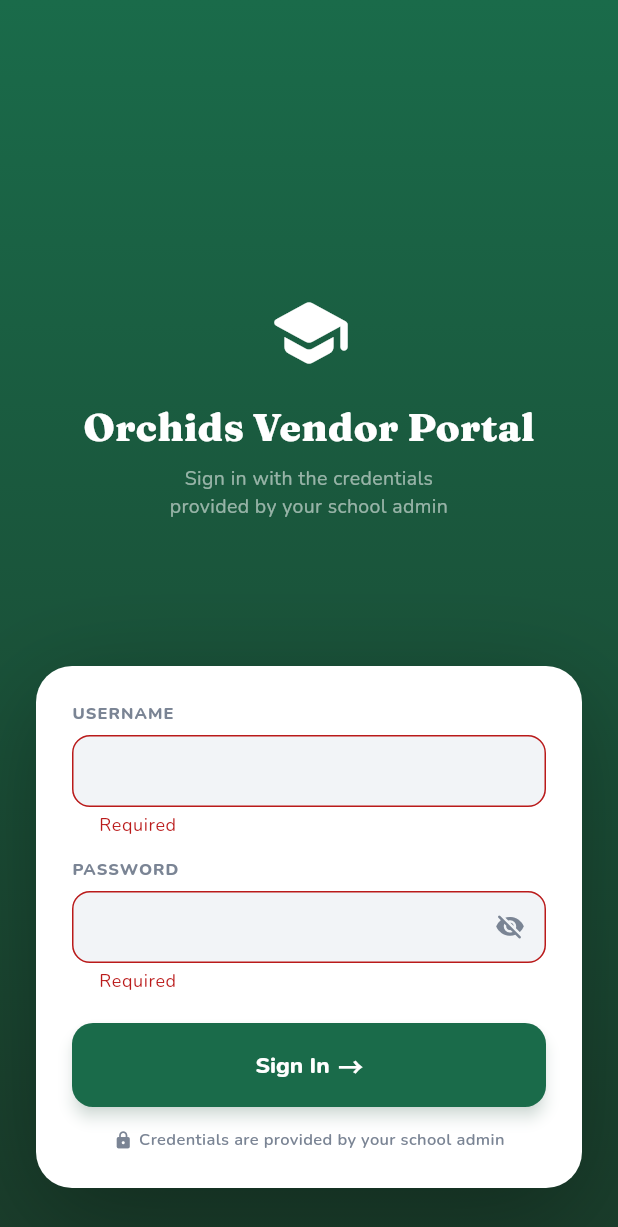
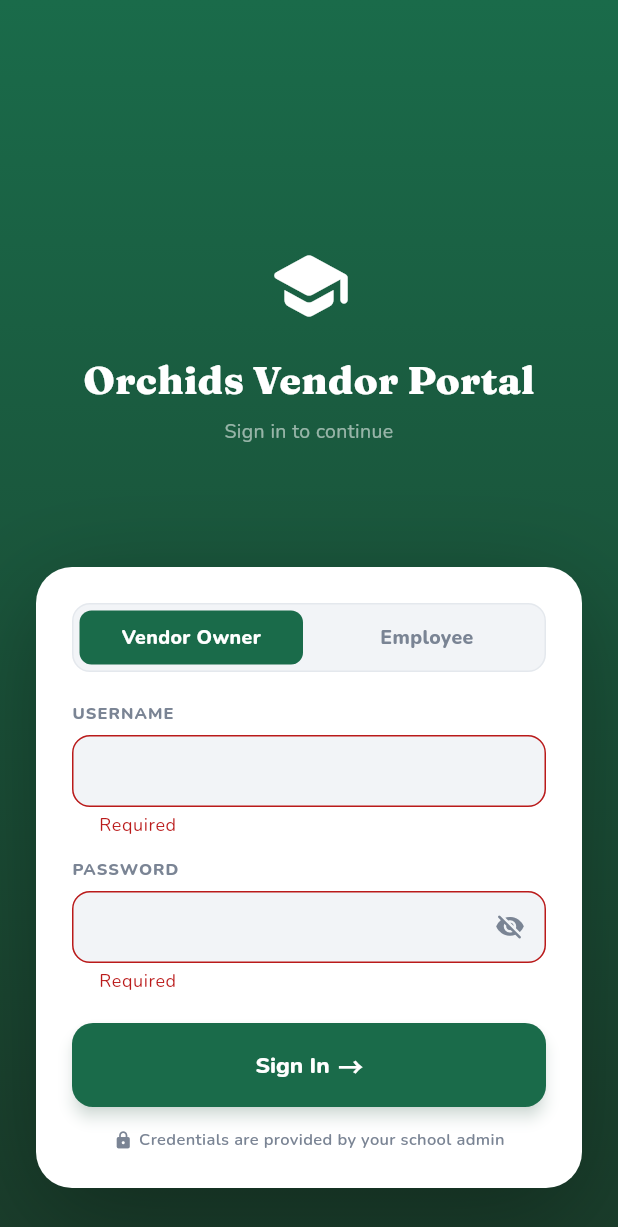
Before and after one commit to Nagarjun-Devulapalli/Vendor-App, a Flutter app: the screen it shows after launch, after a tap on "Sign In", on a phone screen of 412 x 824 dp. Shown: the top 1227 px of the screen. Run offline on Flutter 3.47's test engine with Material 3 defaults, Android fonts, the phone set to English and light mode, and no system bars; our stand-ins replace google_fonts, image_picker, shared_preferences; accounts and stored records are empty.

Commit message:
Add role-based login UI with tab toggle and fix auth flow
- Login screen: tab toggle (Vendor Owner / Employee) with animated selection
- Role mismatch: validated inside auth.login() before notifyListeners fires
- Wrong credentials: shown inline in form, fields auto-cleared on failure
- AuthProvider: separate isInitializing flag for splash screen (fixes state loss during login)
- main.dart: use isInitializing for splash, preserving LoginScreen state during login attempts

Co-Authored-By: Claude Sonnet 4.6 <noreply@anthropic.com>

```diff
--- a/vendor-app/lib/main.dart
+++ b/vendor-app/lib/main.dart
@@ -9,7 +9,7 @@ import 'screens/employee_dashboard.dart';
 import 'theme/app_theme.dart';
 
 void main() {
-  GoogleFonts.config.allowRuntimeFetching = false;
+  GoogleFonts.config.allowRuntimeFetching = true;
   runApp(
     MultiProvider(
       providers: [
@@ -42,7 +42,7 @@ class _VendorAppState extends State<VendorApp> {
       theme: AppTheme.theme,
       home: Consumer<AuthProvider>(
         builder: (ctx, auth, _) {
-          if (auth.isLoading) {
+          if (auth.isInitializing) {
             return Scaffold(
               backgroundColor: AppColors.green,
               body: Center(
--- a/vendor-app/lib/providers/auth_provider.dart
+++ b/vendor-app/lib/providers/auth_provider.dart
@@ -6,29 +6,42 @@ import '../services/auth_service.dart';
 class AuthProvider extends ChangeNotifier {
   User? _user;
   bool _isLoading = false;
+  bool _isInitializing = true;
   String? _error;
 
   User? get user => _user;
   bool get isLoading => _isLoading;
+  bool get isInitializing => _isInitializing;
   bool get isAuthenticated => _user != null;
   String? get error => _error;
 
-  Future<bool> login(String username, String password) async {
+  Future<bool> login(String username, String password, {String? expectedRole}) async {
     _isLoading = true;
     _error = null;
     notifyListeners();
 
     try {
       final data = await ApiService.login(username, password);
+      final userData = data['user'] as Map<String, dynamic>;
+      final user = User.fromJson(userData);
+
+      // Role mismatch check before setting user
+      if (expectedRole != null && user.role != expectedRole) {
+        final expected = expectedRole == 'vendor_owner' ? 'Vendor Owner' : 'Employee';
+        _error = 'These credentials are not valid for $expected login';
+        _isLoading = false;
+        notifyListeners();
+        return false;
+      }
+
       await AuthService.saveTokens(data['access'], data['refresh']);
-      final userData = data['user'] as Map<String, dynamic>;
       await AuthService.saveUser(userData);
-      _user = User.fromJson(userData);
+      _user = user;
       _isLoading = false;
       notifyListeners();
       return true;
     } catch (e) {
-      _error = e.toString().replaceFirst('Exception: ', '');
+      _error = 'Wrong credentials. Please try again.';
       _isLoading = false;
       notifyListeners();
       return false;
@@ -43,13 +56,13 @@ class AuthProvider extends ChangeNotifier {
   }
 
   Future<void> tryAutoLogin() async {
-    _isLoading = true;
+    _isInitializing = true;
     notifyListeners();
 
     try {
       final token = await AuthService.getAccessToken();
       if (token == null) {
-        _isLoading = false;
+        _isInitializing = false;
         notifyListeners();
         return;
       }
@@ -73,7 +86,7 @@ class AuthProvider extends ChangeNotifier {
       await AuthService.clear();
     }
 
-    _isLoading = false;
+    _isInitializing = false;
     notifyListeners();
   }
 }
--- a/vendor-app/lib/screens/login_screen.dart
+++ b/vendor-app/lib/screens/login_screen.dart
@@ -15,6 +15,8 @@ class _LoginScreenState extends State<LoginScreen> {
   final _usernameController = TextEditingController();
   final _passwordController = TextEditingController();
   bool _obscurePassword = true;
+  String _selectedRole = 'vendor_owner';
+  String? _errorMessage;
 
   @override
   void dispose() {
@@ -25,20 +27,17 @@ class _LoginScreenState extends State<LoginScreen> {
 
   Future<void> _login() async {
     if (!_formKey.currentState!.validate()) return;
+    setState(() => _errorMessage = null);
     final auth = context.read<AuthProvider>();
     final success = await auth.login(
       _usernameController.text.trim(),
       _passwordController.text,
+      expectedRole: _selectedRole,
     );
     if (!success && mounted) {
-      ScaffoldMessenger.of(context).showSnackBar(
-        SnackBar(
-          content: Text(auth.error ?? 'Login failed'),
-          backgroundColor: AppColors.red,
-          behavior: SnackBarBehavior.floating,
-          shape: RoundedRectangleBorder(borderRadius: BorderRadius.circular(12)),
-        ),
-      );
+      _usernameController.text = '';
+      _passwordController.text = '';
+      setState(() => _errorMessage = auth.error ?? 'Login failed');
     }
   }
 
@@ -66,11 +65,11 @@ class _LoginScreenState extends State<LoginScreen> {
               ),
               const SizedBox(height: 6),
               Text(
-                'Sign in with the credentials\nprovided by your school admin',
+                'Sign in to continue',
                 textAlign: TextAlign.center,
                 style: GoogleFonts.nunito(
                   fontSize: 13,
-                  color: Colors.white.withOpacity(0.55),
+                  color: Colors.white.withValues(alpha: 0.55),
                 ),
               ),
               const Spacer(),
@@ -84,7 +83,7 @@ class _LoginScreenState extends State<LoginScreen> {
                     borderRadius: BorderRadius.circular(24),
                     boxShadow: [
                       BoxShadow(
-                        color: Colors.black.withOpacity(0.3),
+                        color: Colors.black.withValues(alpha: 0.3),
                         blurRadius: 60,
                         offset: const Offset(0, 20),
                       ),
@@ -96,6 +95,22 @@ class _LoginScreenState extends State<LoginScreen> {
                       mainAxisSize: MainAxisSize.min,
                       crossAxisAlignment: CrossAxisAlignment.start,
                       children: [
+                        // Role tab toggle
+                        Container(
+                          height: 46,
+                          decoration: BoxDecoration(
+                            color: AppColors.bg,
+                            borderRadius: BorderRadius.circular(12),
+                            border: Border.all(color: AppColors.border),
+                          ),
+                          child: Row(
+                            children: [
+                              _roleTab('Vendor Owner', 'vendor_owner'),
+                              _roleTab('Employee', 'vendor_employee'),
+                            ],
+                          ),
+                        ),
+                        const SizedBox(height: 20),
                         Text('USERNAME', style: AppTheme.label),
                         const SizedBox(height: 6),
                         TextFormField(
@@ -124,6 +139,33 @@ class _LoginScreenState extends State<LoginScreen> {
                           validator: (v) => v == null || v.isEmpty ? 'Required' : null,
                           onFieldSubmitted: (_) => _login(),
                         ),
+                        if (_errorMessage != null) ...[
+                          const SizedBox(height: 12),
+                          Container(
+                            width: double.infinity,
+                            padding: const EdgeInsets.symmetric(horizontal: 12, vertical: 10),
+                            decoration: BoxDecoration(
+                              color: AppColors.redLight,
+                              borderRadius: BorderRadius.circular(10),
+                            ),
+                            child: Row(
+                              children: [
+                                const Icon(Icons.error_rounded, color: AppColors.red, size: 16),
+                                const SizedBox(width: 8),
+                                Expanded(
+                                  child: Text(
+                                    _errorMessage!,
+                                    style: GoogleFonts.nunito(
+                                      fontSize: 12,
+                                      fontWeight: FontWeight.w700,
+                                      color: AppColors.red,
+                                    ),
+                                  ),
+                                ),
+                              ],
+                            ),
+                          ),
+                        ],
                         const SizedBox(height: 20),
                         Consumer<AuthProvider>(
                           builder: (ctx, auth, _) => SizedBox(
@@ -173,4 +215,38 @@ class _LoginScreenState extends State<LoginScreen> {
       ),
     );
   }
+
+  Widget _roleTab(String label, String role) {
+    final isSelected = _selectedRole == role;
+    return Expanded(
+      child: GestureDetector(
+        onTap: () {
+          _usernameController.clear();
+          _passwordController.clear();
+          _formKey.currentState?.reset();
+          setState(() {
+            _selectedRole = role;
+            _errorMessage = null;
+          });
+        },
+        child: AnimatedContainer(
+          duration: const Duration(milliseconds: 200),
+          margin: const EdgeInsets.all(4),
+          decoration: BoxDecoration(
+            color: isSelected ? AppColors.green : Colors.transparent,
+            borderRadius: BorderRadius.circular(8),
+          ),
+          alignment: Alignment.center,
+          child: Text(
+            label,
+            style: GoogleFonts.nunito(
+              fontSize: 13,
+              fontWeight: FontWeight.w800,
+              color: isSelected ? Colors.white : AppColors.muted,
+            ),
+          ),
+        ),
+      ),
+    );
+  }
 }
```
